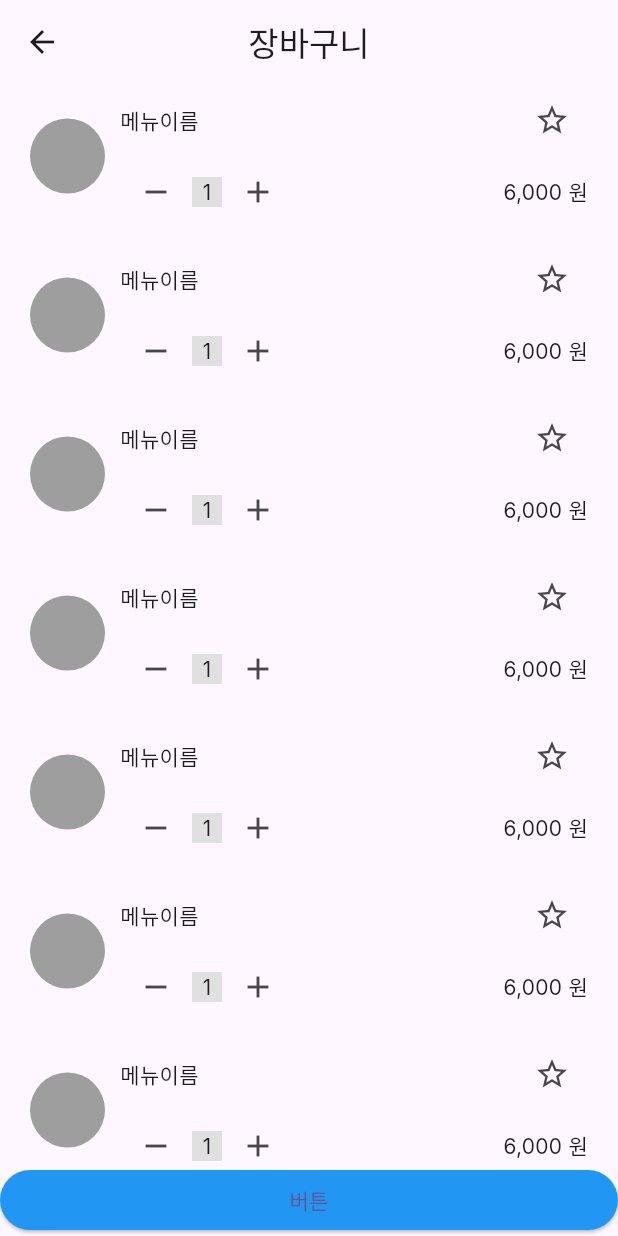
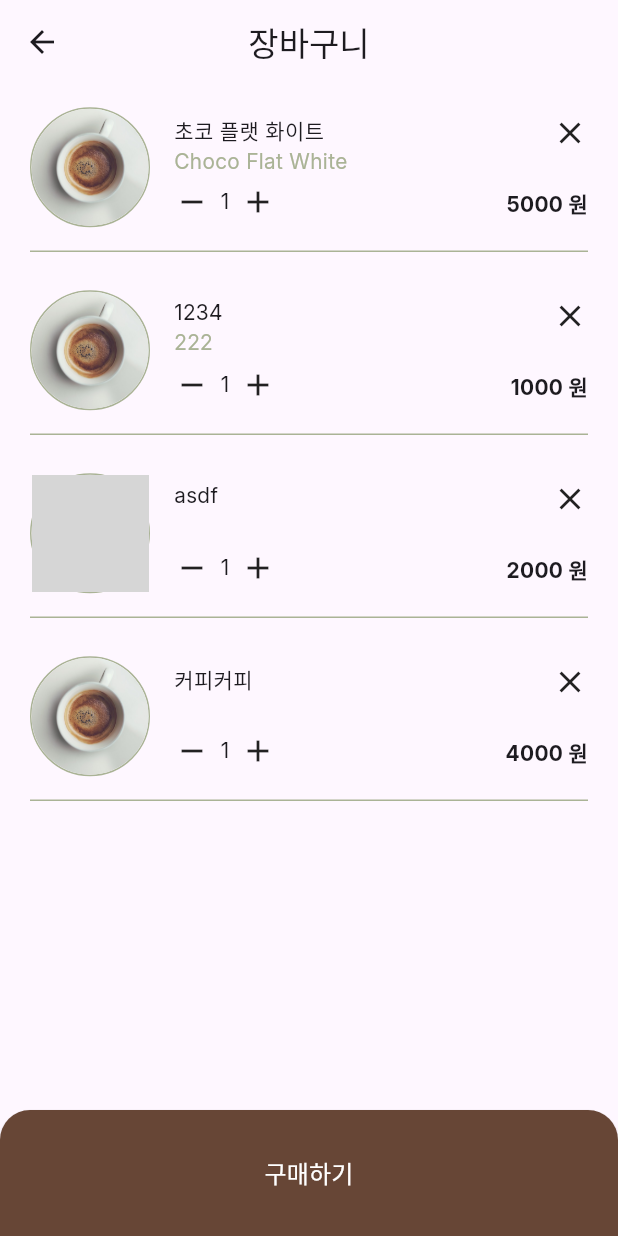
Before and after one commit to Hamiric/SirenOrder_Team4, a Flutter app: the ItemCartPage screen opened by its route, on a phone screen of 412 x 824 dp. Run offline on Flutter 3.47's test engine with Material 3 defaults, Android fonts, the phone set to English and light mode, and no system bars; our stand-ins replace image_picker; grey boxes are pictures that could not be loaded.

Commit message:
Feat : 장바구니 UI 변경 및 기능 추가

```diff
--- a/lib/item_cart_page/item_cart_page.dart
+++ b/lib/item_cart_page/item_cart_page.dart
@@ -1,4 +1,46 @@
+import 'package:flutter/cupertino.dart';
 import 'package:flutter/material.dart';
+import 'package:team4_groupproject/drink.dart';
+
+// 테스트용
+Drink d1 = Drink(
+  name: '초코 플랫 화이트',
+  code: 'Choco Flat White',
+  img: 'assets/images/coffee.jpg',
+  description: '',
+  price: 5000,
+  count: 1,
+  isFavorite: false,
+);
+Drink d2 = Drink(
+  name: '1234',
+  code: '222',
+  img: 'assets/images/coffee.jpg',
+  description: '',
+  price: 1000,
+  count: 1,
+  isFavorite: false,
+);
+Drink d3 = Drink(
+  name: 'asdf',
+  code: '',
+  img: 'asdf',
+  description: '',
+  price: 2000,
+  count: 1,
+  isFavorite: false,
+);
+Drink d4 = Drink(
+  name: '커피커피',
+  code: '',
+  img: 'assets/images/coffee.jpg',
+  description: '',
+  price: 4000,
+  count: 1,
+  isFavorite: false,
+);
+List<Drink> dList = [d1, d2, d3, d4];
+// List<Drink> dList = [];
 
 class ItemCartPage extends StatefulWidget {
   const ItemCartPage({super.key});
@@ -19,82 +61,180 @@ class _ItemCartPageState extends State<ItemCartPage> {
         child: Column(
           children: [
             Expanded(
-              child: ListView(
+              child: dList.isEmpty
+                  ? Center(
+                      child: Text('장바구니가 비었습니다.'),
+                    )
+                  : ListView(
                       padding: EdgeInsets.symmetric(horizontal: 20),
-                children: List.generate(20, (i) {
-                  return itemRow();
+                      children: List.generate(dList.length, (i) {
+                        return itemRow(dList[i], i);
                       }),
                     ),
             ),
-            // Expanded(child: Text('test')),
-            SizedBox(
+            Container(
               width: double.infinity,
+              height: 84,
               child: ElevatedButton(
-                  onPressed: () {},
-                  child: Text('버튼'),
-                  style: ButtonStyle(
-                      backgroundColor: WidgetStateProperty.all(Colors.blue)),
-                ))
+                onPressed: () {
+                  showCupertinoDialog(
+                      context: context,
+                      builder: (context) {
+                        return CupertinoAlertDialog(
+                            title: Text('data'),
+                            content: Text('data'),
+                            actions: [
+                              CupertinoDialogAction(
+                                child: const Text(
+                                  '확인',
+                                ),
+                                onPressed: () {
+                                  Navigator.of(context).pop();
+                                },
+                              )
+                            ]);
+                      });
+                },
+                child: Text(
+                  '구매하기',
+                  style: TextStyle(color: Colors.white, fontSize: 16),
+                ),
+                style: ElevatedButton.styleFrom(
+                  backgroundColor: Color(0xFF674636),
+                  shape: RoundedRectangleBorder(
+                    borderRadius: BorderRadius.only(
+                        topLeft: Radius.circular(20),
+                        topRight: Radius.circular(20)),
+                  ),
+                ),
+              ),
+            ),
           ],
         ),
       ),
     );
   }
 
-  Widget itemRow() {
+  Widget itemRow(Drink drink, int i) {
     return Container(
-      padding: EdgeInsets.only(bottom: 10),
+      width: double.infinity,
+      height: 112,
+      margin: EdgeInsets.only(bottom: 10),
+      decoration: BoxDecoration(
+          border: Border(
+              bottom: BorderSide(
+        color: Color(0xFFAAB396),
+        width: 1,
+      ))),
       child: Row(
         children: [
           Container(
-            margin: EdgeInsets.only(right: 10),
-            width: 50,
-            height: 50,
+            margin: EdgeInsets.only(right: 16),
+            width: 80,
+            height: 80,
             decoration: BoxDecoration(
-              color: Colors.grey,
                 borderRadius: BorderRadius.circular(50),
+                border: Border.all(width: 1, color: Color(0xFFAAB396))),
+            child: ClipRRect(
+              borderRadius: BorderRadius.circular(50),
+              // 이미지 예외처리 필요
+              child: Image.asset(
+                '${drink.img}',
+                fit: BoxFit.cover,
+              ),
             ),
           ),
           Expanded(
+            child: Container(
+              height: 80,
+              padding: EdgeInsets.symmetric(vertical: 5),
               child: Column(
+                crossAxisAlignment: CrossAxisAlignment.start,
                 children: [
+                  Text('${drink.name}'),
+                  Text(
+                    '${drink.code}',
+                    style: TextStyle(
+                      color: Color(0xFFAAB396),
+                    ),
+                  ),
+                  Spacer(),
                   Row(
-                  mainAxisAlignment: MainAxisAlignment.spaceBetween,
+                    mainAxisAlignment: MainAxisAlignment.start,
                     children: [
-                    Text('메뉴이름'),
-                    IconButton(
-                        onPressed: () {
-                          //
+                      GestureDetector(
+                        onTap: () {
+                          setState(() {
+                            // 1 이하로 떨어지지 않게 처리 필요
+                            drink.count--;
+                          });
                         },
-                        icon: Icon(Icons.star_border)),
+                        child: Icon(Icons.remove),
+                      ),
+                      SizedBox(
+                        width: 20,
+                        child: Center(child: Text('${drink.count}')),
+                      ),
+                      GestureDetector(
+                        onTap: () {
+                          setState(() {
+                            // 99 이상으로 올라가지 않게 처리 필요
+                            drink.count++;
+                          });
+                        },
+                        child: Icon(Icons.add),
+                      ),
                     ],
                   ),
-                Row(
-                  mainAxisAlignment: MainAxisAlignment.spaceBetween,
-                  children: [
-                    Row(
-                      children: [
-                        IconButton(
-                          onPressed: () {
-                            //
-                          },
-                          icon: Icon(Icons.remove),
+                ],
+              ),
+            ),
           ),
           Container(
-                          alignment: Alignment.center,
-                          width: 20,
-                          color: Colors.grey[300],
-                          child: Text('1'),
+            padding: EdgeInsets.symmetric(vertical: 5),
+            height: 80,
+            child: Column(
+              crossAxisAlignment: CrossAxisAlignment.end,
+              children: [
+                GestureDetector(
+                  onTap: () {
+                    showCupertinoDialog(
+                        context: context,
+                        builder: (context) {
+                          return CupertinoAlertDialog(
+                              title: Text('삭제하시겠습니까?'),
+                              actions: [
+                                CupertinoDialogAction(
+                                  child: const Text(
+                                    '삭제',
+                                    style: TextStyle(color: Colors.red),
                                   ),
-                        IconButton(
                                   onPressed: () {
-                              //
+                                    Navigator.of(context).pop();
                                   },
-                            icon: Icon(Icons.add)),
-                      ],
                                 ),
-                    Text('6,000 원'),
-                  ],
+                                CupertinoDialogAction(
+                                  child: const Text('확인'),
+                                  onPressed: () {
+                                    setState(() {
+                                      try {
+                                        dList.removeAt(i);
+                                        Navigator.of(context).pop();
+                                      } catch (e) {
+                                        print("오류 발생: $e");
+                                      }
+                                    });
+                                  },
+                                )
+                              ]);
+                        });
+                  },
+                  child: Icon(Icons.close),
+                ),
+                Spacer(),
+                Text(
+                  '${drink.price * drink.count} 원',
+                  style: TextStyle(fontWeight: FontWeight.bold),
                 )
               ],
             ),
--- a/pubspec.yaml
+++ b/pubspec.yaml
@@ -60,8 +60,8 @@ flutter:
   uses-material-design: true
 
   # To add assets to your application, add an assets section, like this:
-  # assets:
-  #   - images/a_dot_burr.jpeg
+  assets:
+    - assets/images/coffee.jpg
   #   - images/a_dot_ham.jpeg
 
   # An image asset can refer to one or more resolution-specific "variants", see
```
Also changed, not shown: assets/images/coffee.jpg (added). Lines whose indentation alone changed are shown as unchanged.
